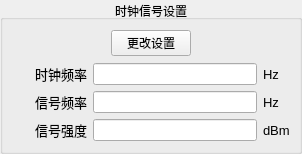
Before: the Qt Designer form soft/zebra-scope/SignalSettingsWidget.ui in Quenii/ADCEVM, drawn with Qt 5.
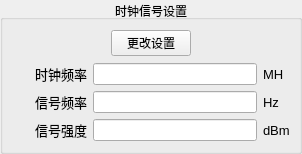
After: the same form once the commit is applied.

What changed in the file:
```diff
--- a/soft/zebra-scope/SignalSettingsWidget.ui
+++ b/soft/zebra-scope/SignalSettingsWidget.ui
@@ -119,6 +119,12 @@
         </item>
         <item row="0" column="2">
          <widget class="QLabel" name="labl_25">
+          <property name="sizePolicy">
+           <sizepolicy hsizetype="Minimum" vsizetype="Preferred">
+            <horstretch>0</horstretch>
+            <verstretch>0</verstretch>
+           </sizepolicy>
+          </property>
           <property name="minimumSize">
            <size>
             <width>20</width>
@@ -138,7 +144,7 @@
            </font>
           </property>
           <property name="text">
-           <string>Hz</string>
+           <string>MHz</string>
           </property>
          </widget>
         </item>
```
Left out of the diff: 14 changed lines with no effect on the pictures.
